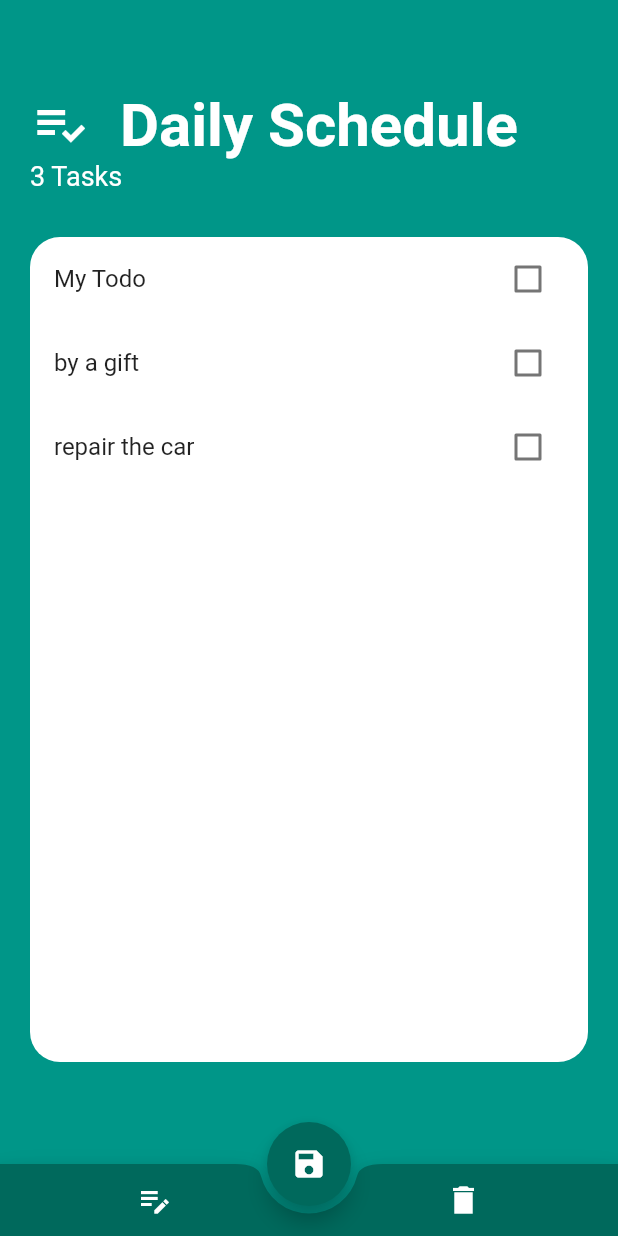
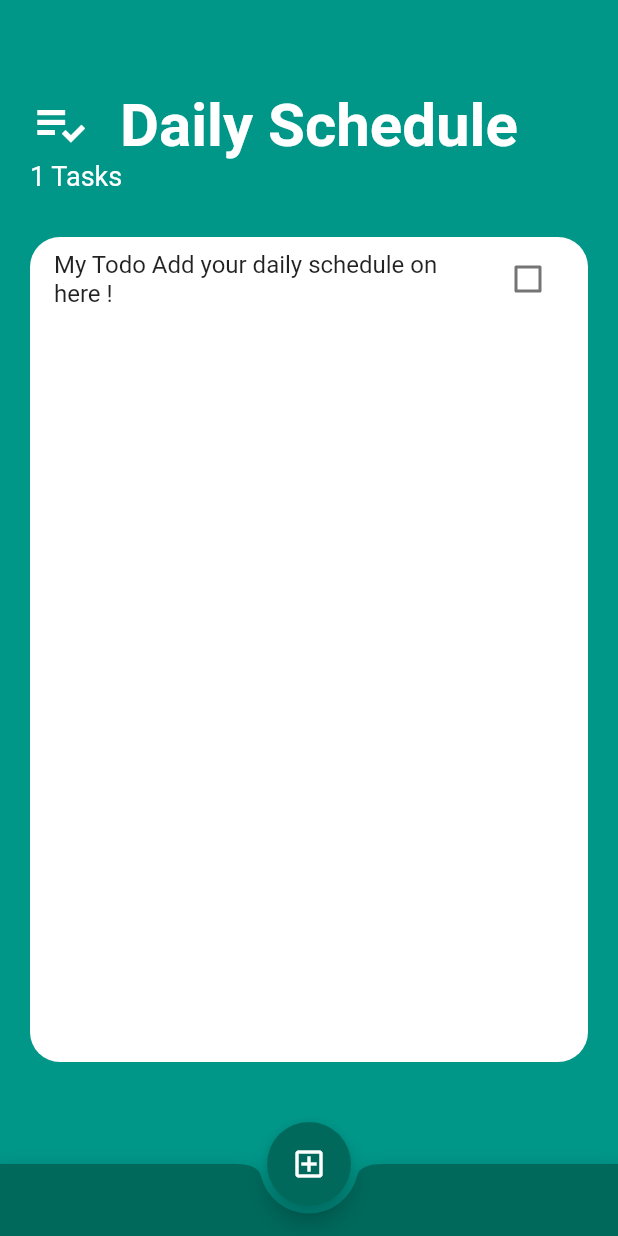
Before and after one commit to AbdulRehmanzar/Todo_App, a Flutter app: the screen it shows after launch, on a phone screen of 412 x 824 dp. Run offline on Flutter 3.47's test engine with Material 2 defaults, Android fonts, the phone set to English and light mode, and no system bars.

Commit message:
Todo Complete Without Editable

```diff
--- a/lib/models/task_data.dart
+++ b/lib/models/task_data.dart
@@ -3,9 +3,9 @@ import 'package:flutter/material.dart';
 
 class TaskData extends ChangeNotifier {
   List<Task> tasks = [
-  Task(name: 'My Todo'),
-  Task(name: 'by a gift'),
-  Task(name: 'repair the car'),
+  Task(name: 'My Todo Add your daily schedule on here !'),
+  // Task(name: 'by a gift'),
+  // Task(name: 'repair the car'),
 ];
 
 void addTask(String newTaskTitle) {
@@ -17,4 +17,9 @@ void updateTask(Task task) {
   task.doneChange();
   notifyListeners();
 }
+void deleteTask(Task task){
+  tasks.remove(task);
+  notifyListeners();
 }
+
+}
--- a/lib/screens/tasks_screen.dart
+++ b/lib/screens/tasks_screen.dart
@@ -30,7 +30,7 @@ class TasksScreen extends StatelessWidget {
         },
         // ignore: sort_child_properties_last
         child: const Icon(
-          Icons.save,
+          Icons.add_box_outlined,
           color: Colors.white,
         ),
         backgroundColor: Colors.teal[800],
@@ -47,14 +47,14 @@ class TasksScreen extends StatelessWidget {
             IconButton(
               icon: const Icon(
                 Icons.edit_note_sharp,
-                color: Colors.white,
+                color: Colors.transparent,
               ),
               onPressed: () {},
             ),
             IconButton(
               icon: const Icon(
                 Icons.delete_sharp,
-                color: Colors.white,
+                color: Colors.transparent,
               ),
               onPressed: () {},
             ),
@@ -80,7 +80,7 @@ class TasksScreen extends StatelessWidget {
                 style: TextStyle(
                     color: Colors.white,
                     fontSize: 40,
-                    fontWeight: FontWeight.bold),
+                    fontWeight: FontWeight.bold,),
               ),
             ]),
             Text(
--- a/lib/widgets/task_tile.dart
+++ b/lib/widgets/task_tile.dart
@@ -4,10 +4,12 @@ class TaskTile extends StatelessWidget {
   final bool isChecked;
   final String taskTile;
   final void Function(bool?) checkboxChange;
+  final void Function() listTileDelete;
   const TaskTile(
       {required this.isChecked,
       required this.taskTile,
-      required this.checkboxChange});
+      required this.checkboxChange,
+      required this.listTileDelete});
 
   @override
   Widget build(BuildContext context) {
@@ -22,6 +24,7 @@ class TaskTile extends StatelessWidget {
         value: isChecked,
         onChanged: checkboxChange,
       ),
+      onLongPress: listTileDelete,
     );
   }
 }
```
Also changed, not shown: lib/widgets/tasks_list.dart (+9 -4 lines), flutter_01.png (added).
